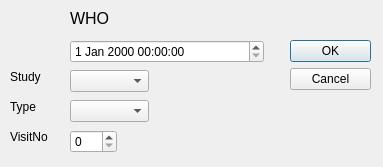
LabNeuroCogDevel/LNCDschedule, file ui/schedule.ui: the form before one commit.
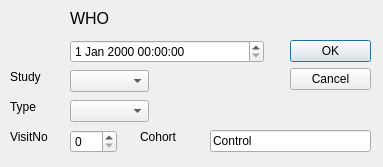
The form after the commit.

What changed in the file:
```diff
--- a/ui/schedule.ui
+++ b/ui/schedule.ui
@@ -126,6 +126,32 @@
     <string>Study</string>
    </property>
   </widget>
+  <widget class="QLabel" name="cohort_label">
+   <property name="geometry">
+    <rect>
+     <x>140</x>
+     <y>130</y>
+     <width>59</width>
+     <height>14</height>
+    </rect>
+   </property>
+   <property name="text">
+    <string>Cohort</string>
+   </property>
+  </widget>
+  <widget class="QLineEdit" name="cohort_edit">
+   <property name="geometry">
+    <rect>
+     <x>210</x>
+     <y>130</y>
+     <width>161</width>
+     <height>22</height>
+    </rect>
+   </property>
+   <property name="text">
+    <string>Control</string>
+   </property>
+  </widget>
  </widget>
  <resources/>
  <connections>
```
